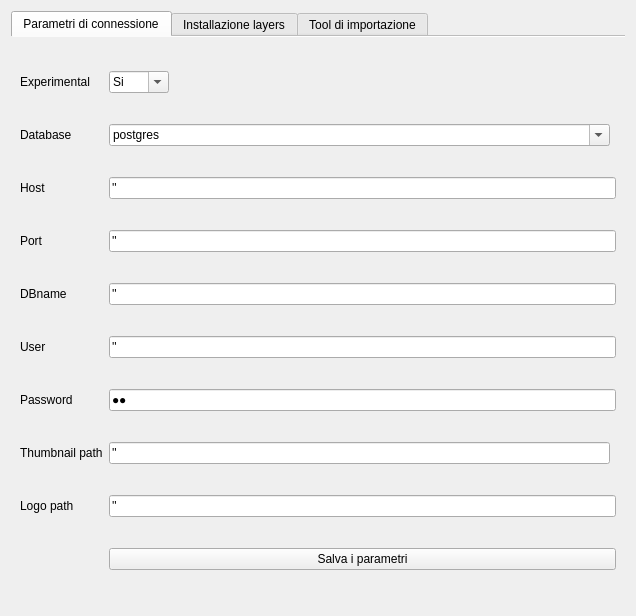
Above: modules/gui/Ui_pyarchinitConfig.ui from pyarchinit/pyarchinit before the change. Below: the same form after it.
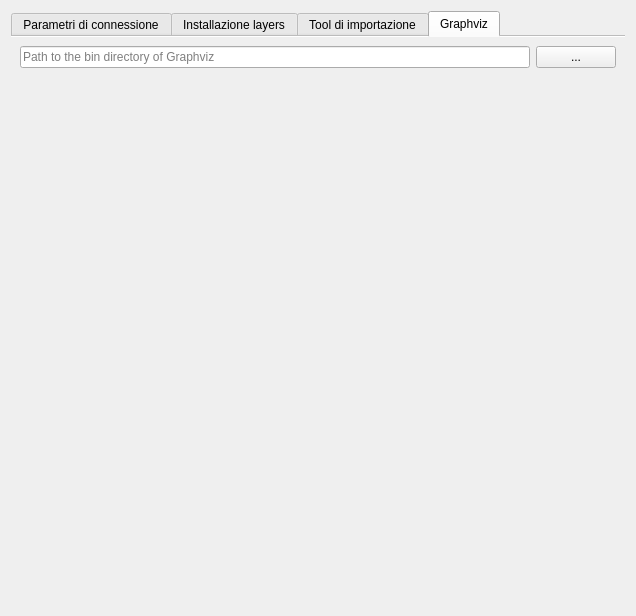
That is the form after the change. The open tabs and pages were chosen to show the change. Icons and pictures are not drawn.

Commit message: allows to set PATH from UI in config dialog

The edit to the form file:
```diff
--- a/modules/gui/Ui_pyarchinitConfig.ui
+++ b/modules/gui/Ui_pyarchinitConfig.ui
@@ -829,6 +829,48 @@
        </item>
       </layout>
      </widget>
+     <widget class="QWidget" name="tab_4">
+      <attribute name="title">
+       <string>Graphviz</string>
+      </attribute>
+      <layout class="QGridLayout" name="gridLayout_4">
+       <item row="0" column="0">
+        <layout class="QVBoxLayout" name="verticalLayout">
+         <item>
+          <layout class="QHBoxLayout" name="horizontalLayout">
+           <item>
+            <widget class="QLineEdit" name="lineEditGraphviz">
+             <property name="placeholderText">
+              <string>Path to the bin directory of Graphviz</string>
+             </property>
+            </widget>
+           </item>
+           <item>
+            <widget class="QPushButton" name="pushButtonGraphviz">
+             <property name="text">
+              <string>...</string>
+             </property>
+            </widget>
+           </item>
+          </layout>
+         </item>
+         <item>
+          <spacer name="verticalSpacer_3">
+           <property name="orientation">
+            <enum>Qt::Vertical</enum>
+           </property>
+           <property name="sizeHint" stdset="0">
+            <size>
+             <width>20</width>
+             <height>40</height>
+            </size>
+           </property>
+          </spacer>
+         </item>
+        </layout>
+       </item>
+      </layout>
+     </widget>
     </widget>
    </item>
   </layout>
```
Left out of the diff: 2 changed lines with no effect on the pictures. The commit also changes 1 other file.
